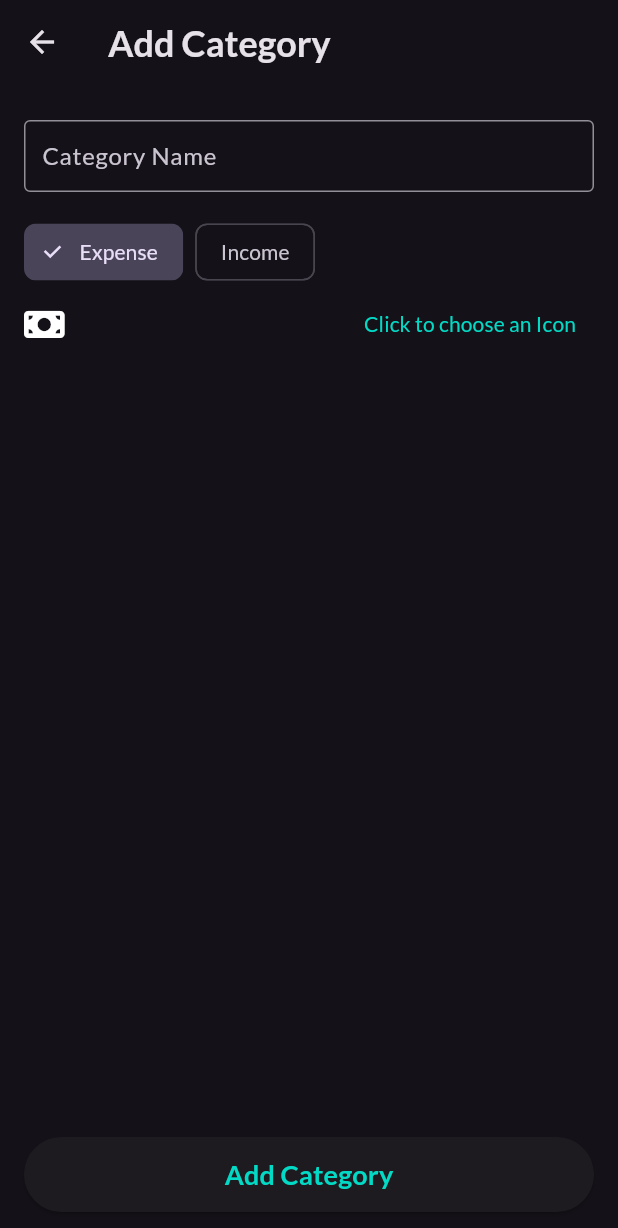
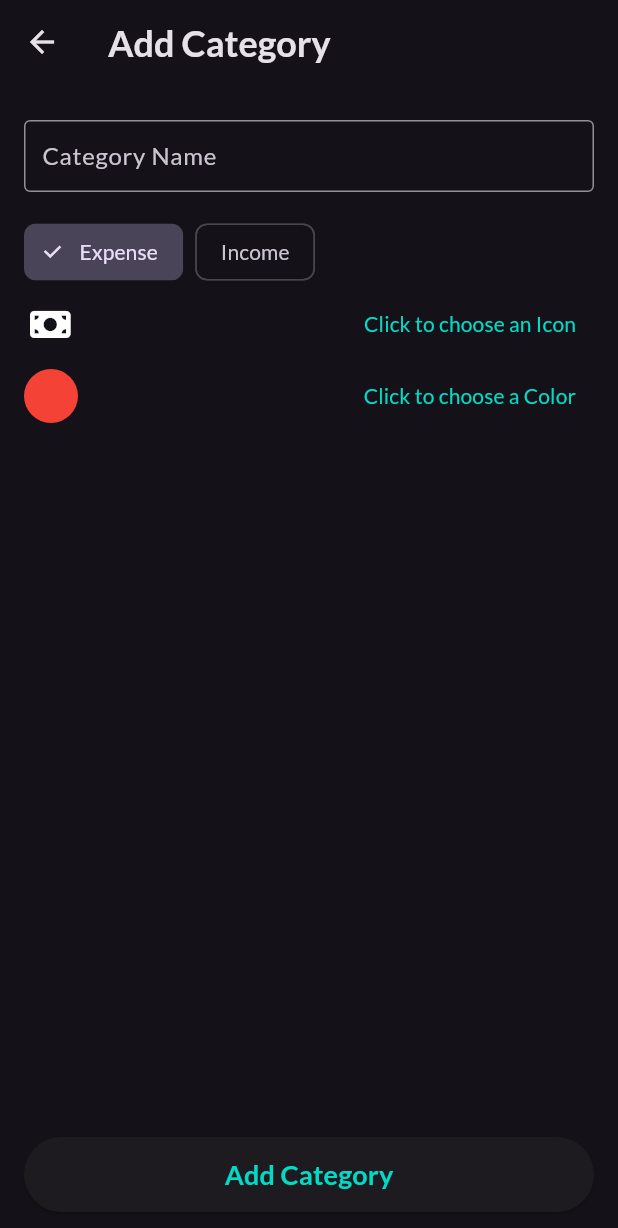
Before and after one commit to nullhandler/vase, a Flutter app: the Categories screen opened directly, after a tap on the "add" icon, on a phone screen of 412 x 824 dp. Shown: the top 1228 px of the screen. Run offline on Flutter 3.47's test engine with Material 2 defaults, Android fonts, the light colour scheme and no system bars; drawn by our look-alikes of dynamic_color; our stand-ins replace device_info_plus, fl_chart, flutter_svg, font_awesome_flutter, get, google_fonts and 2 more; missing offline and left inert: flutter_iconpicker, flutter_material_color_picker, mat_month_picker_dialog; accounts and stored records are empty.

Commit message:
added colors for category

```diff
--- a/lib/controllers/db_controller.dart
+++ b/lib/controllers/db_controller.dart
@@ -28,7 +28,7 @@ class DbController extends GetxController {
         await db.execute(script);
       }
     }, onUpgrade: (Database db, int oldVersion, int newVersion) async {
-      for (var i = oldVersion - 1; i <= newVersion - 1; i++) {
+      for (var i = oldVersion - 1; i < newVersion - 1; i++) {
         await db.execute(migrationScripts[i]);
       }
     });
--- a/lib/controllers/sqlite/sqlite.dart
+++ b/lib/controllers/sqlite/sqlite.dart
@@ -14,7 +14,8 @@ const initScript = [
         category_type INT,
         created_at DATETIME DEFAULT CURRENT_TIMESTAMP,
         icon TEXT,
-        is_deleted INTEGER
+        color INT,
+        is_deleted INTEGER,
      )''',
   '''CREATE TABLE IF NOT EXISTS ${Const.configs} (
         id INTEGER PRIMARY KEY AUTOINCREMENT,
@@ -41,4 +42,7 @@ const initScript = [
         ON ${Const.configs} (key)''',
 ];
 
-const migrationScripts = [];
+const migrationScripts = [
+  '''ALTER TABLE ${Const.categories}
+     ADD color INT''',
+];
--- a/lib/screens/categories/add_category_controller.dart
+++ b/lib/screens/categories/add_category_controller.dart
@@ -1,4 +1,4 @@
-import 'package:flutter/cupertino.dart';
+import 'package:flutter/material.dart';
 import 'package:flutter_iconpicker/flutter_iconpicker.dart';
 import 'package:font_awesome_flutter/font_awesome_flutter.dart';
 import 'package:get/get.dart';
@@ -14,6 +14,7 @@ class AddCategoryController extends GetxController {
   final formKey = GlobalKey<FormState>();
   int updateId = 0;
   Category? preFilledCategory;
+  Rx<Color> selectedColor = const Color(0xfff44336).obs;
 
   @override
   void onInit() {
@@ -37,6 +38,7 @@ class AddCategoryController extends GetxController {
     categoryIcon.value = Icon(
         deserializeIcon({'pack': 'fontAwesomeIcons', 'key': category.icon}));
     categoryType.value = category.categoryType;
+    selectedColor.value = category.color;
     updateId = category.id!;
     update();
   }
@@ -44,6 +46,12 @@ class AddCategoryController extends GetxController {
   void onCategoryIconChange(IconData? icon) {
     if (icon != null) {
       categoryIcon.value = Icon(icon);
+    }
+  }
+
+  void onColorChange(Color? color) {
+    if (color != null) {
+      selectedColor.value = color;
     }
   }
 
@@ -55,7 +63,8 @@ class AddCategoryController extends GetxController {
             categoryType: categoryType.value,
             createdAt: DateTime.now(),
             icon: serializeIcon(categoryIcon.value.icon!)!['key'],
-            isDeleted: 0),
+            isDeleted: 0,
+            color: selectedColor.value),
       );
       Get.back();
     }
@@ -70,7 +79,8 @@ class AddCategoryController extends GetxController {
             categoryType: categoryType.value,
             createdAt: DateTime.now(),
             icon: serializeIcon(categoryIcon.value.icon!)!['key'],
-            isDeleted: 0),
+            isDeleted: 0,
+            color: selectedColor.value),
       );
       Get.back();
     }
--- a/lib/screens/categories/add_edit_category_screen.dart
+++ b/lib/screens/categories/add_edit_category_screen.dart
@@ -1,5 +1,6 @@
 import 'package:flutter/material.dart';
 import 'package:flutter_iconpicker/flutter_iconpicker.dart';
+import 'package:flutter_material_color_picker/flutter_material_color_picker.dart';
 import 'package:get/get.dart';
 import 'package:vase/colors.dart';
 import 'package:vase/screens/categories/add_category_controller.dart';
@@ -61,7 +62,10 @@ class AddCategoryScreen extends StatelessWidget {
                       Obx(
                         () => AnimatedSwitcher(
                           duration: const Duration(milliseconds: 300),
-                          child: controller.categoryIcon.value,
+                          child: Padding(
+                            padding: const EdgeInsets.only(left: 4.0),
+                            child: controller.categoryIcon.value,
+                          ),
                         ),
                       ),
                       TextButton(
@@ -74,6 +78,23 @@ class AddCategoryScreen extends StatelessWidget {
                           controller.onCategoryIconChange(icon);
                         },
                         child: const Text('Click to choose an Icon'),
+                      ),
+                    ],
+                  ),
+                  Row(
+                    mainAxisAlignment: MainAxisAlignment.spaceBetween,
+                    children: [
+                      Obx(() => CircleAvatar(
+                            backgroundColor: controller.selectedColor.value,
+                            radius: 18,
+                          )),
+                      TextButton(
+                        onPressed: () async {
+                          Color? selectedColor =
+                              await showColorSelectionDialog(context);
+                          controller.onColorChange(selectedColor);
+                        },
+                        child: const Text('Click to choose a Color'),
                       ),
                     ],
                   ),
@@ -101,4 +122,35 @@ class AddCategoryScreen extends StatelessWidget {
       },
     );
   }
+
+  Future<Color?> showColorSelectionDialog(BuildContext context) async {
+    Color? selectedColor;
+    return showDialog(
+      context: context,
+      builder: (_) {
+        return AlertDialog(
+          contentPadding: const EdgeInsets.all(18.0),
+          title: const Text("Pick a color"),
+          content: MaterialColorPicker(
+              onColorChange: (Color color) {
+                selectedColor = color;
+              },
+              selectedColor:
+                  Get.find<AddCategoryController>().selectedColor.value),
+          actions: [
+            TextButton(
+              onPressed: Navigator.of(context).pop,
+              child: const Text('CANCEL'),
+            ),
+            TextButton(
+              onPressed: () {
+                Navigator.of(context).pop(selectedColor);
+              },
+              child: const Text('SUBMIT'),
+            ),
+          ],
+        );
+      },
+    );
+  }
 }
--- a/lib/screens/categories/category_model.dart
+++ b/lib/screens/categories/category_model.dart
@@ -3,6 +3,8 @@
 //     final category = categoryFromJson(jsonString);
 
 import 'dart:convert';
+
+import 'package:flutter/material.dart';
 
 List<Category> categoryFromJson(List<Map<String, Object?>> list) =>
     List<Category>.from(
@@ -21,7 +23,8 @@ class Category {
       required this.categoryType,
       this.createdAt,
       required this.icon,
-      required this.isDeleted});
+      required this.isDeleted,
+      required this.color});
 
   int? id;
   String categoryName;
@@ -29,8 +32,15 @@ class Category {
   DateTime? createdAt;
   String icon;
   int isDeleted;
+  Color color;
 
   factory Category.fromJson(Map<String, dynamic> json) {
+    Color categoryColor;
+    if (json['color'] != null) {
+      categoryColor = Color(json['color']);
+    } else {
+      categoryColor = Colors.red;
+    }
     return Category(
         id: json["id"],
         categoryName: json["category_name"],
@@ -40,7 +50,8 @@ class Category {
             ? null
             : DateTime.parse(json["created_at"]),
         icon: json['icon'],
-        isDeleted: json['is_deleted']??0);
+        color: categoryColor,
+        isDeleted: json['is_deleted'] ?? 0);
   }
 
   Map<String, dynamic> toJson() => {
@@ -49,7 +60,8 @@ class Category {
         "category_type": categoryType.name,
         if (createdAt != null) "created_at": createdAt!.toIso8601String(),
         "icon": icon,
-        "is_deleted": isDeleted
+        "is_deleted": isDeleted,
+        "color": color.value,
       };
 
   @override
--- a/pubspec.yaml
+++ b/pubspec.yaml
@@ -44,6 +44,8 @@ dependencies:
   fl_chart: ^0.62.0
   flutter_svg: ^2.0.6
   flutter_iconpicker: ^3.2.4
+  flutter_colorpicker: ^1.0.3
+  flutter_material_color_picker: ^1.2.0
   flutter:
     sdk: flutter
 
```
Also changed, not shown: pubspec.lock.
